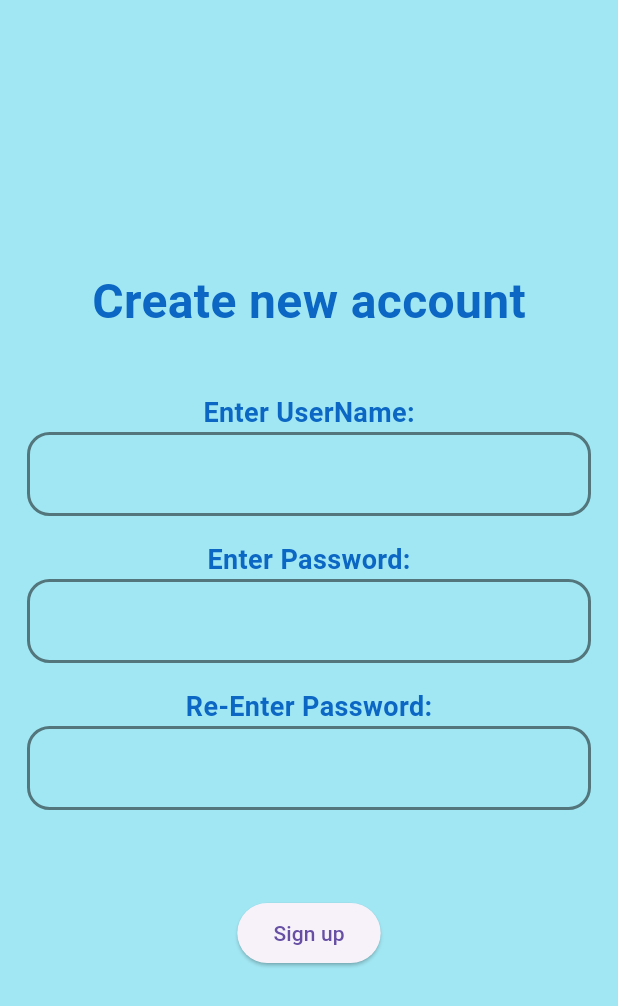
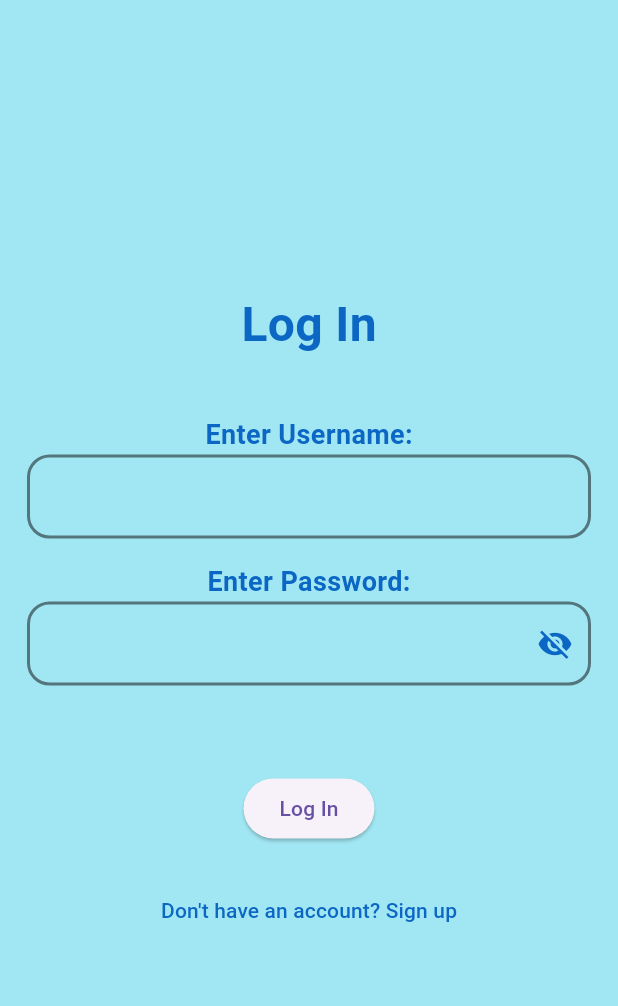
Before and after one commit to Roselamixane/ExpenseTracker, a Flutter app: the screen it shows after launch, after a tap on "Get Started", on a phone screen of 412 x 824 dp. Shown: the top 1006 px of the screen. Run offline on Flutter 3.47's test engine with Material 3 defaults, Android fonts, the phone set to English and light mode, and no system bars; our stand-ins replace file_picker, fl_chart, flutter_native_splash, google_fonts, hive, percent_indicator; missing offline and left inert: excel; accounts and stored records are empty.

```diff
--- a/lib/main.dart
+++ b/lib/main.dart
@@ -3,6 +3,7 @@ import 'package:app/data/model/Finance.dart';
 import 'package:app/data/model/UserData.dart';
 import 'package:app/view/pages/start-screen.dart';
 import 'package:app/view/provider/summaryProvider.dart';
+import 'package:app/view/provider/themeProvider.dart';
 import 'package:app/view/provider/transactionProvider.dart';
 import 'package:flutter/material.dart';
 import 'package:flutter_native_splash/flutter_native_splash.dart';
@@ -62,12 +63,21 @@ class _MyAppState extends State<MyApp> {
   Widget build(BuildContext context) {
     return MultiProvider(
       providers: [
-        ChangeNotifierProvider(create: (context) => summaryProvider()),
-        ChangeNotifierProvider(create: (context) => transactionProvider())
+        ChangeNotifierProvider(create: (_) => summaryProvider()),
+        ChangeNotifierProvider(create: (_) => transactionProvider()),
+        ChangeNotifierProvider(create: (_) => ThemeProvider()),
       ],
-      child: MaterialApp(
+      child: Consumer<ThemeProvider>(
+        builder: (context, themeProvider, child) {
+          return MaterialApp(
             debugShowCheckedModeBanner: false,
+            themeMode: themeProvider.themeMode,
             theme: ThemeData(
+              brightness: Brightness.light,
+              textTheme: GoogleFonts.libreCaslonTextTextTheme(),
+            ),
+            darkTheme: ThemeData(
+              brightness: Brightness.dark,
               textTheme: GoogleFonts.libreCaslonTextTextTheme(),
             ),
             home: FutureBuilder(
@@ -84,6 +94,8 @@ class _MyAppState extends State<MyApp> {
                 }
               },
             ),
+          );
+        },
       ),
     );
   }
--- a/lib/view/pages/Auth.dart
+++ b/lib/view/pages/Auth.dart
@@ -1,6 +1,8 @@
 import 'package:app/data/repository/dbRepository.dart' as dbrepository;
 import 'package:app/view/pages/mainScreen.dart';
 import 'package:flutter/material.dart';
+import 'package:hive/hive.dart';
+import 'package:app/data/model/UserData.dart';
 
 class Auth extends StatefulWidget {
   const Auth({super.key});
@@ -10,21 +12,66 @@ class Auth extends StatefulWidget {
 }
 
 class _AuthState extends State<Auth> {
-  @override
-  Widget build(BuildContext context) {
-    TextEditingController userName = new TextEditingController();
-    TextEditingController password = new TextEditingController();
-    TextEditingController rePassword = new TextEditingController();
+  TextEditingController userNameController = TextEditingController();
+  TextEditingController passwordController = TextEditingController();
+  TextEditingController rePasswordController = TextEditingController();
+  bool _passwordVisible = false;
+  bool _rePasswordVisible = false;
+  bool isLoginMode = true; // Determines whether we're in login or sign-up mode
 
+  // Function to create a new user
   void createNewUser() {
-      if (userName.text.isNotEmpty && password.text.isNotEmpty) {
+    // Check if password length is at least 6 characters
+    if (passwordController.text.length < 6) {
+      ScaffoldMessenger.of(context).showSnackBar(
+          SnackBar(content: Text('Password must be at least 6 characters long'))
+      );
+      return;
+    }
+
+    // Ensure passwords match
+    if (passwordController.text != rePasswordController.text) {
+      ScaffoldMessenger.of(context).showSnackBar(
+          SnackBar(content: Text('Passwords do not match'))
+      );
+      return;
+    }
+
+    if (userNameController.text.isNotEmpty && passwordController.text.isNotEmpty) {
       dbrepository.addUser(
-            userName.text, password.text, 0, false, false, true);
-        Navigator.push(
-            context, MaterialPageRoute(builder: (context) => Main()));
+          userNameController.text,
+          passwordController.text,
+          0.0,
+          false,
+          false,
+          true
+      );
+      Navigator.pushReplacement(
+          context,
+          MaterialPageRoute(builder: (context) => Main())
+      );
     }
   }
 
+  // Function to log in an existing user
+  void logInUser() {
+    var userDataBox = Hive.box('User');
+    var existingUser = userDataBox.values.isEmpty ? null : userDataBox.values.first;
+    if (existingUser != null && existingUser.password == passwordController.text) {
+      Navigator.pushReplacement(
+          context,
+          MaterialPageRoute(builder: (context) => Main())
+      );
+    } else {
+      // Show error if login fails
+      ScaffoldMessenger.of(context).showSnackBar(
+          SnackBar(content: Text('Invalid credentials, please try again'))
+      );
+    }
+  }
+
+  @override
+  Widget build(BuildContext context) {
     return Scaffold(
       body: Container(
         color: Color.fromARGB(225, 149, 229, 241),
@@ -35,22 +82,20 @@ class _AuthState extends State<Auth> {
               mainAxisAlignment: MainAxisAlignment.center,
               children: [
                 Text(
-                  "Create new account",
+                  isLoginMode ? "Log In" : "Create New Account",
                   style: TextStyle(
                     fontSize: 32,
                     color: Color.fromARGB(255, 11, 103, 195),
                     fontWeight: FontWeight.bold,
                   ),
                 ),
-                SizedBox(
-                  height: 30,
-                ),
+                SizedBox(height: 30),
                 Padding(
                   padding: const EdgeInsets.all(8.0),
                   child: Column(
                     children: [
                       Text(
-                        "Enter UserName:",
+                        "Enter Username:",
                         style: TextStyle(
                           fontSize: 18,
                           color: Color.fromARGB(255, 11, 103, 195),
@@ -58,18 +103,23 @@ class _AuthState extends State<Auth> {
                         ),
                       ),
                       TextField(
-                        controller: userName,
+                        controller: userNameController,
                         decoration: InputDecoration(
                           enabledBorder: OutlineInputBorder(
                               borderRadius: BorderRadius.circular(15),
                               borderSide: BorderSide(
                                   color: Color.fromARGB(125, 0, 0, 0),
-                                    width: 2)),
+                                  width: 2
+                              )
+                          ),
                           focusedBorder: OutlineInputBorder(
                               borderRadius: BorderRadius.circular(15),
                               borderSide: BorderSide(
                                   color: Color.fromARGB(125, 0, 0, 0),
-                                    width: 2))),
+                                  width: 2
+                              )
+                          ),
+                        ),
                       ),
                     ],
                   ),
@@ -87,23 +137,41 @@ class _AuthState extends State<Auth> {
                         ),
                       ),
                       TextField(
-                        controller: password,
+                        controller: passwordController,
+                        obscureText: !_passwordVisible,
                         decoration: InputDecoration(
                           enabledBorder: OutlineInputBorder(
                               borderRadius: BorderRadius.circular(15),
                               borderSide: BorderSide(
                                   color: Color.fromARGB(125, 0, 0, 0),
-                                    width: 2)),
+                                  width: 2
+                              )
+                          ),
                           focusedBorder: OutlineInputBorder(
                               borderRadius: BorderRadius.circular(15),
                               borderSide: BorderSide(
                                   color: Color.fromARGB(125, 0, 0, 0),
-                                    width: 2))),
+                                  width: 2
+                              )
+                          ),
+                          suffixIcon: IconButton(
+                            icon: Icon(
+                              _passwordVisible ? Icons.visibility : Icons.visibility_off,
+                              color: Color.fromARGB(255, 11, 103, 195),
+                            ),
+                            onPressed: () {
+                              setState(() {
+                                _passwordVisible = !_passwordVisible;
+                              });
+                            },
+                          ),
+                        ),
                       ),
                     ],
                   ),
                 ),
-                Padding(
+                !isLoginMode
+                    ? Padding(
                   padding: const EdgeInsets.all(8.0),
                   child: Column(
                     children: [
@@ -116,30 +184,57 @@ class _AuthState extends State<Auth> {
                         ),
                       ),
                       TextField(
-                        controller: rePassword,
+                        controller: rePasswordController,
+                        obscureText: !_rePasswordVisible,
                         decoration: InputDecoration(
                           enabledBorder: OutlineInputBorder(
                               borderRadius: BorderRadius.circular(15),
                               borderSide: BorderSide(
                                   color: Color.fromARGB(125, 0, 0, 0),
-                                    width: 2)),
+                                  width: 2
+                              )
+                          ),
                           focusedBorder: OutlineInputBorder(
                               borderRadius: BorderRadius.circular(15),
                               borderSide: BorderSide(
                                   color: Color.fromARGB(125, 0, 0, 0),
-                                    width: 2))),
+                                  width: 2
+                              )
+                          ),
+                          suffixIcon: IconButton(
+                            icon: Icon(
+                              _rePasswordVisible ? Icons.visibility : Icons.visibility_off,
+                              color: Color.fromARGB(255, 11, 103, 195),
+                            ),
+                            onPressed: () {
+                              setState(() {
+                                _rePasswordVisible = !_rePasswordVisible;
+                              });
+                            },
+                          ),
+                        ),
                       ),
                     ],
                   ),
+                )
+                    : Container(),
+                SizedBox(height: 50),
+                ElevatedButton(
+                  onPressed: isLoginMode ? logInUser : createNewUser,
+                  child: Text(isLoginMode ? "Log In" : "Sign Up"),
                 ),
-                SizedBox(
-                  height: 50,
+                SizedBox(height: 20),
+                TextButton(
+                  onPressed: () {
+                    setState(() {
+                      isLoginMode = !isLoginMode;  // Toggle between login and signup
+                    });
+                  },
+                  child: Text(
+                    isLoginMode ? "Don't have an account? Sign up" : "Already have an account? Log in",
+                    style: TextStyle(color: Color.fromARGB(255, 11, 103, 195)),
                   ),
-                ElevatedButton(
-                    onPressed: () {
-                      createNewUser();
-                    },
-                    child: Text("Sign up"))
+                )
               ],
             ),
           ),
--- /dev/null
+++ b/lib/view/provider/themeProvider.dart
@@ -0,0 +1,15 @@
+// lib/view/provider/themeProvider.dart
+import 'package:flutter/material.dart';
+
+class ThemeProvider with ChangeNotifier {
+  ThemeMode _themeMode = ThemeMode.light;
+
+  ThemeMode get themeMode => _themeMode;
+
+  bool get isDarkMode => _themeMode == ThemeMode.dark;
+
+  void toggleTheme(bool isOn) {
+    _themeMode = isOn ? ThemeMode.dark : ThemeMode.light;
+    notifyListeners();
+  }
+}
```
Also changed, not shown: lib/view/widgets/others/sidebar.dart (+29 -28 lines), lib/assets/images/citibank.png, 12 other files. Lines whose indentation alone changed are shown as unchanged.
